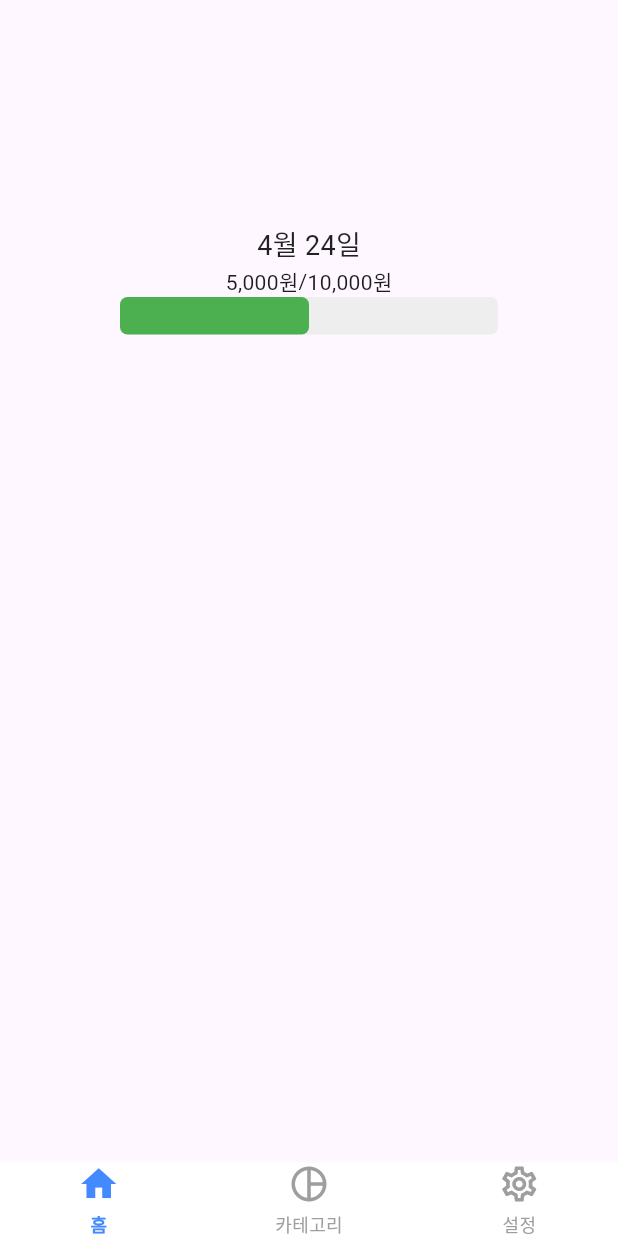
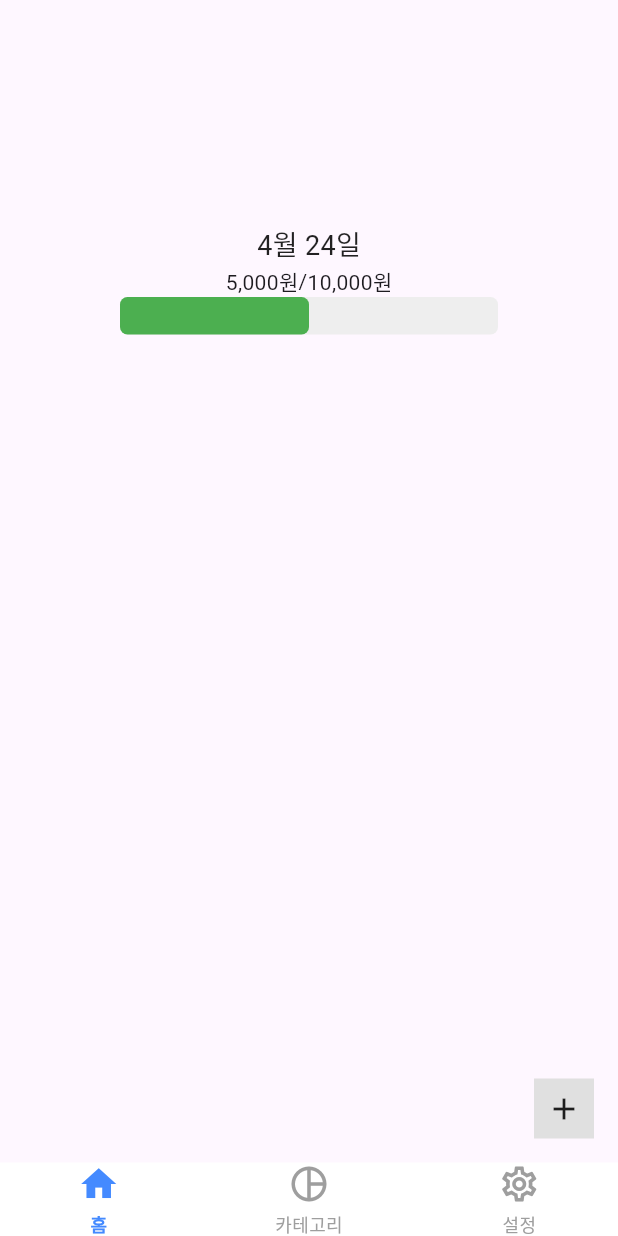
Before and after one commit to yeeeeeji/KeepMyMoney, a Flutter app: the screen it shows after launch, on a phone screen of 412 x 824 dp. Run offline on Flutter 3.47's test engine with Material 3 defaults, Android fonts, the light colour scheme and no system bars.

Commit message:
feat: ExpenseFab 기초 구조 구현

```diff
--- a/keep_my_money/lib/home_tab.dart
+++ b/keep_my_money/lib/home_tab.dart
@@ -1,6 +1,7 @@
 import 'package:flutter/material.dart';
 import 'package:intl/intl.dart';
 import 'package:keep_my_money/widgets/budget_status_tile.dart';
+import 'package:keep_my_money/widgets/buttons/expense_fab.dart';
 
 class HomeTab extends StatefulWidget {
 
--- a/keep_my_money/lib/main.dart
+++ b/keep_my_money/lib/main.dart
@@ -1,5 +1,6 @@
 import 'package:flutter/material.dart';
 import 'package:keep_my_money/home_tab.dart';
+import 'package:keep_my_money/widgets/buttons/expense_fab.dart';
 import 'package:keep_my_money/widgets/nav_bar.dart';
 
 void main() {
@@ -30,8 +31,23 @@ class HomePage extends StatefulWidget {
   State<HomePage> createState() => _HomePageState();
 }
 
-class _HomePageState extends State<HomePage> {
+class _HomePageState extends State<HomePage> with SingleTickerProviderStateMixin {
   int _currentIndex = 0;
+
+  late TabController _tabController;
+  bool _showExpFab = true;
+
+  @override
+  void initState() {
+    super.initState();
+    _tabController = TabController(length: 3, vsync: this);
+
+    _tabController.addListener(() {
+      setState(() {
+        _showExpFab = _tabController.index == 0;
+      });
+    });
+  }
 
   @override
   Widget build(BuildContext context) {
@@ -44,6 +60,7 @@ class _HomePageState extends State<HomePage> {
           Center(child: Text('설정'),),
         ],
       ),
+      floatingActionButton: _showExpFab ? const ExpenseFab() : null,
       bottomNavigationBar: NavBar(
         currentIndex: _currentIndex,
         onTap: (index) {
@@ -54,4 +71,10 @@ class _HomePageState extends State<HomePage> {
       ),
     );
   }
+
+  @override
+  void dispose() {
+    _tabController.dispose();
+    super.dispose();
+  }
 }
--- /dev/null
+++ b/keep_my_money/lib/widgets/buttons/expense_fab.dart
@@ -0,0 +1,23 @@
+import 'package:flutter/material.dart';
+
+class ExpenseFab extends StatelessWidget {
+  const ExpenseFab ({super.key});
+
+  @override
+  Widget build(BuildContext context) {
+    return GestureDetector(
+      onTap: () {
+
+      },
+      child: Container(
+        height: 40,
+        width: 40,
+        color: Colors.grey[300],
+        child: Padding(
+          padding: EdgeInsetsGeometry.all(5),
+          child: Icon(Icons.add,),
+        ),
+      ),
+    );
+  }
+}
```
